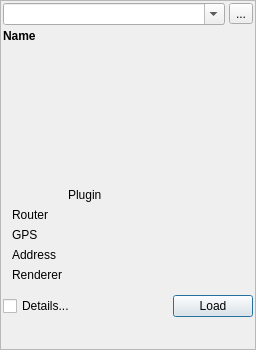
This is client/mapdatawidget.ui in shentok/MoNav as Qt 5 draws it before an edit. The edited form follows.
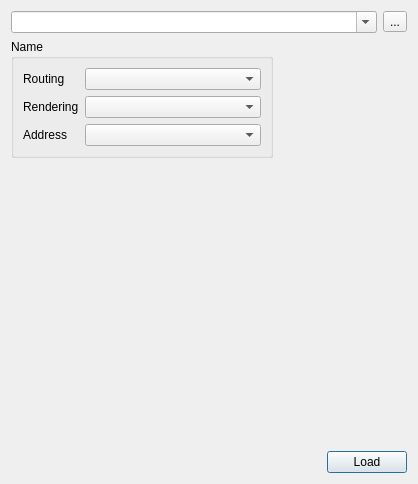
This is the edited form.

Commit message: API Changes ( most likely breaks everything ):  - IPreprocessor and IImporter loose all GUI settings function -> no GUI dependencies  - IGUISettings can be used by the plugins and be excluded during compile time defining NOGUI  - IConsoleSettings can be used by the plugins to supply console access to the settings

What changed in the file:
```diff
--- a/client/mapdatawidget.ui
+++ b/client/mapdatawidget.ui
@@ -6,47 +6,14 @@
    <rect>
     <x>0</x>
     <y>0</y>
-    <width>256</width>
-    <height>350</height>
+    <width>418</width>
+    <height>484</height>
    </rect>
   </property>
   <property name="windowTitle">
    <string>Map Data</string>
   </property>
   <layout class="QVBoxLayout" name="verticalLayout">
-   <property name="spacing">
-    <number>0</number>
-   </property>
-   <property name="margin">
-    <number>0</number>
-   </property>
-   <item>
-    <widget class="QScrollArea" name="scrollArea">
-     <property name="widgetResizable">
-      <bool>true</bool>
-     </property>
-     <widget class="QWidget" name="scrollAreaWidgetContents">
-      <property name="geometry">
-       <rect>
-        <x>0</x>
-        <y>0</y>
-        <width>254</width>
-        <height>338</height>
-       </rect>
-      </property>
-      <property name="sizePolicy">
-       <sizepolicy hsizetype="Preferred" vsizetype="Maximum">
-        <horstretch>0</horstretch>
-        <verstretch>0</verstretch>
-       </sizepolicy>
-      </property>
-      <layout class="QVBoxLayout" name="verticalLayout_4">
-       <property name="spacing">
-        <number>4</number>
-       </property>
-       <property name="margin">
-        <number>2</number>
-       </property>
        <item>
         <layout class="QHBoxLayout" name="horizontalLayout">
          <item>
@@ -66,259 +33,82 @@
         </layout>
        </item>
        <item>
-        <widget class="QWidget" name="details" native="true">
-         <layout class="QVBoxLayout" name="verticalLayout_3">
-          <property name="spacing">
-           <number>4</number>
-          </property>
-          <property name="margin">
-           <number>0</number>
-          </property>
+    <layout class="QHBoxLayout" name="horizontalLayout_3">
           <item>
-           <widget class="QLabel" name="name">
-            <property name="font">
-             <font>
-              <weight>75</weight>
-              <bold>true</bold>
-             </font>
-            </property>
-            <property name="text">
+      <widget class="QGroupBox" name="name">
+       <property name="title">
              <string>Name</string>
             </property>
-           </widget>
-          </item>
-          <item>
-           <layout class="QHBoxLayout" name="horizontalLayout_2">
-            <item>
-             <layout class="QVBoxLayout" name="verticalLayout_2">
-              <item>
-               <widget class="QLabel" name="description">
+       <layout class="QFormLayout" name="formLayout">
+        <item row="0" column="0">
+         <widget class="QLabel" name="label">
                 <property name="text">
-                 <string/>
-                </property>
-                <property name="wordWrap">
-                 <bool>true</bool>
-                </property>
-               </widget>
-              </item>
-             </layout>
-            </item>
-            <item>
-             <widget class="QLabel" name="image">
-              <property name="sizePolicy">
-               <sizepolicy hsizetype="Fixed" vsizetype="Fixed">
-                <horstretch>0</horstretch>
-                <verstretch>0</verstretch>
-               </sizepolicy>
-              </property>
-              <property name="minimumSize">
-               <size>
-                <width>128</width>
-                <height>128</height>
-               </size>
-              </property>
-              <property name="maximumSize">
-               <size>
-                <width>128</width>
-                <height>128</height>
-               </size>
-              </property>
-              <property name="text">
-               <string/>
-              </property>
-             </widget>
-            </item>
-           </layout>
-          </item>
-          <item>
-           <widget class="QWidget" name="table" native="true">
-            <layout class="QGridLayout" name="gridLayout">
+           <string>Routing</string>
+          </property>
+         </widget>
+        </item>
              <item row="0" column="1">
-              <widget class="QLabel" name="label_15">
-               <property name="text">
-                <string>Plugin</string>
-               </property>
-              </widget>
-             </item>
-             <item row="0" column="2">
-              <widget class="QLabel" name="label_16">
-               <property name="text">
-                <string/>
-               </property>
-              </widget>
+         <widget class="QComboBox" name="routing"/>
              </item>
              <item row="1" column="0">
-              <widget class="QLabel" name="label_3">
+         <widget class="QLabel" name="label_2">
                <property name="text">
-                <string>Router</string>
+           <string>Rendering</string>
                </property>
               </widget>
              </item>
              <item row="1" column="1">
-              <widget class="QLabel" name="routerName">
-               <property name="font">
-                <font>
-                 <weight>75</weight>
-                 <bold>true</bold>
-                </font>
-               </property>
-               <property name="text">
-                <string/>
-               </property>
-              </widget>
-             </item>
-             <item row="1" column="2">
-              <widget class="QLabel" name="routerFileFormatVersion">
-               <property name="font">
-                <font>
-                 <weight>75</weight>
-                 <bold>true</bold>
-                </font>
-               </property>
-               <property name="text">
-                <string/>
-               </property>
-               <property name="alignment">
-                <set>Qt::AlignRight|Qt::AlignTrailing|Qt::AlignVCenter</set>
-               </property>
-              </widget>
+         <widget class="QComboBox" name="rendering"/>
              </item>
              <item row="2" column="0">
-              <widget class="QLabel" name="label_5">
-               <property name="text">
-                <string>GPS</string>
-               </property>
-              </widget>
-             </item>
-             <item row="2" column="1">
-              <widget class="QLabel" name="gpsLookupName">
-               <property name="font">
-                <font>
-                 <weight>75</weight>
-                 <bold>true</bold>
-                </font>
-               </property>
-               <property name="text">
-                <string/>
-               </property>
-              </widget>
-             </item>
-             <item row="2" column="2">
-              <widget class="QLabel" name="gpsLookupFileFormatVersion">
-               <property name="font">
-                <font>
-                 <weight>75</weight>
-                 <bold>true</bold>
-                </font>
-               </property>
-               <property name="text">
-                <string/>
-               </property>
-               <property name="alignment">
-                <set>Qt::AlignRight|Qt::AlignTrailing|Qt::AlignVCenter</set>
-               </property>
-              </widget>
-             </item>
-             <item row="3" column="0">
-              <widget class="QLabel" name="label_6">
+         <widget class="QLabel" name="label_3">
                <property name="text">
                 <string>Address</string>
                </property>
               </widget>
              </item>
-             <item row="3" column="1">
-              <widget class="QLabel" name="addressLookupName">
-               <property name="font">
-                <font>
-                 <weight>75</weight>
-                 <bold>true</bold>
-                </font>
-               </property>
-               <property name="text">
-                <string/>
-               </property>
-              </widget>
-             </item>
-             <item row="3" column="2">
-              <widget class="QLabel" name="addressLookupFileFormatVersion">
-               <property name="font">
-                <font>
-                 <weight>75</weight>
-                 <bold>true</bold>
-                </font>
-               </property>
-               <property name="text">
-                <string/>
-               </property>
-               <property name="alignment">
-                <set>Qt::AlignRight|Qt::AlignTrailing|Qt::AlignVCenter</set>
-               </property>
-              </widget>
-             </item>
-             <item row="4" column="0">
-              <widget class="QLabel" name="label_4">
-               <property name="text">
-                <string>Renderer</string>
-               </property>
-              </widget>
-             </item>
-             <item row="4" column="1">
-              <widget class="QLabel" name="rendererName">
-               <property name="font">
-                <font>
-                 <weight>75</weight>
-                 <bold>true</bold>
-                </font>
+        <item row="2" column="1">
+         <widget class="QComboBox" name="addressLookup"/>
+        </item>
+       </layout>
+      </widget>
+     </item>
+     <item>
+      <widget class="QLabel" name="image">
+       <property name="minimumSize">
+        <size>
+         <width>32</width>
+         <height>32</height>
+        </size>
+       </property>
+       <property name="maximumSize">
+        <size>
+         <width>128</width>
+         <height>128</height>
+        </size>
                </property>
                <property name="text">
                 <string/>
                </property>
               </widget>
              </item>
-             <item row="4" column="2">
-              <widget class="QLabel" name="rendererFileFormatVersion">
-               <property name="font">
-                <font>
-                 <weight>75</weight>
-                 <bold>true</bold>
-                </font>
-               </property>
-               <property name="text">
-                <string/>
-               </property>
-               <property name="alignment">
-                <set>Qt::AlignRight|Qt::AlignTrailing|Qt::AlignVCenter</set>
-               </property>
-              </widget>
-             </item>
-             <item row="2" column="3">
-              <spacer name="horizontalSpacer_2">
+    </layout>
+   </item>
+   <item>
+    <spacer name="verticalSpacer">
                <property name="orientation">
-                <enum>Qt::Horizontal</enum>
+      <enum>Qt::Vertical</enum>
                </property>
                <property name="sizeHint" stdset="0">
                 <size>
-                 <width>1</width>
-                 <height>1</height>
+       <width>20</width>
+       <height>40</height>
                 </size>
                </property>
               </spacer>
              </item>
-            </layout>
-           </widget>
-          </item>
-         </layout>
-        </widget>
-       </item>
        <item>
-        <layout class="QHBoxLayout" name="horizontalLayout_3">
-         <item>
-          <widget class="QCheckBox" name="checkBox">
-           <property name="text">
-            <string>Details...</string>
-           </property>
-          </widget>
-         </item>
+    <layout class="QHBoxLayout" name="horizontalLayout_2">
          <item>
           <spacer name="horizontalSpacer">
            <property name="orientation">
@@ -326,8 +116,8 @@
            </property>
            <property name="sizeHint" stdset="0">
             <size>
-             <width>1</width>
-             <height>1</height>
+         <width>166</width>
+         <height>13</height>
             </size>
            </property>
           </spacer>
@@ -343,10 +133,6 @@
        </item>
       </layout>
      </widget>
-    </widget>
-   </item>
-  </layout>
- </widget>
  <resources/>
  <connections>
   <connection>
```
Left out of the diff: 19 changed lines with no effect on the pictures. Lines whose indentation alone changed are shown as unchanged. The commit also changes 55 other files.
